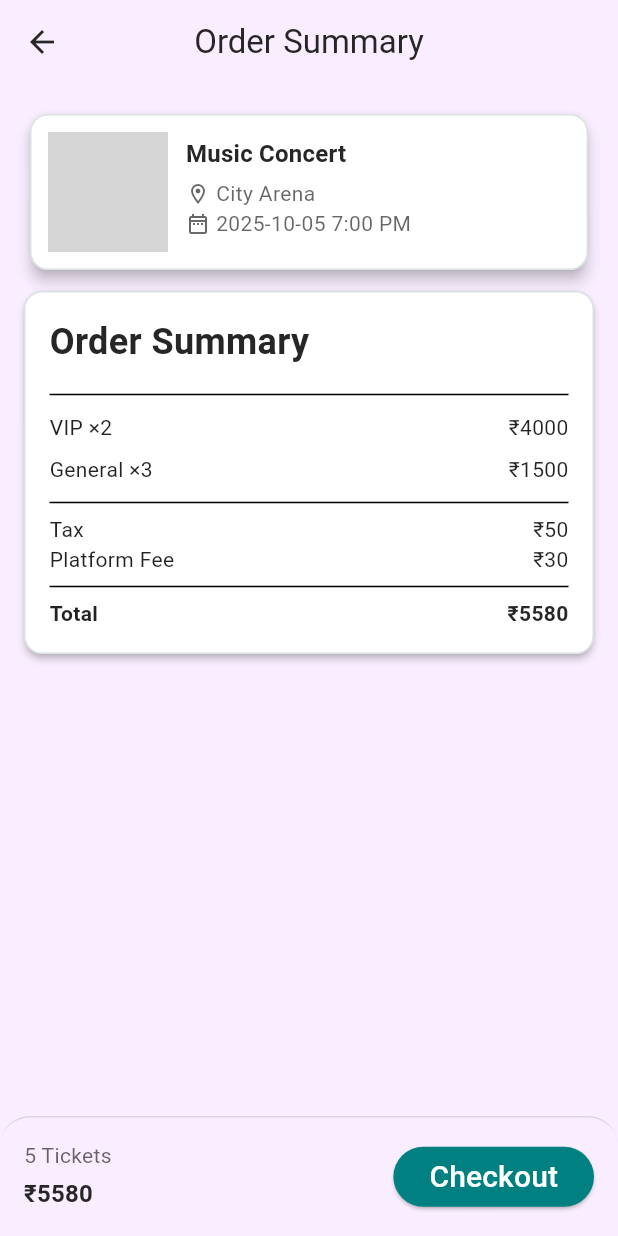
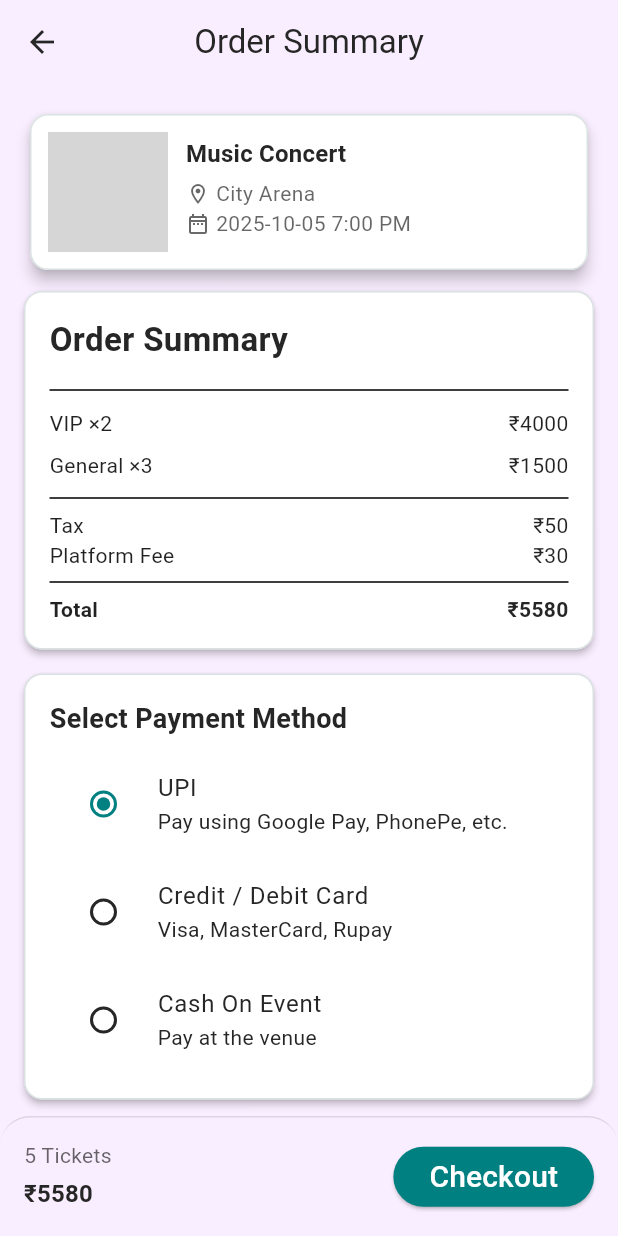
Before and after one commit to Soham-Kataria/events, a Flutter app: the OrderPage screen opened by its route, on a phone screen of 412 x 824 dp. Run offline on Flutter 3.47's test engine with Material 3 defaults, Android fonts, the phone set to English and light mode, and no system bars; network calls fail; grey boxes are pictures that could not be loaded.

Commit message:
Made full Order Summary page and started Profile page

```diff
--- a/frontend/lib/screens/booking/order.dart
+++ b/frontend/lib/screens/booking/order.dart
@@ -5,8 +5,15 @@ import '../../widgets/bottom_bar.dart';
 import '../../models/event_model.dart';
 import '../../widgets/event_card.dart';
 
-class OrderPage extends StatelessWidget {
+class OrderPage extends StatefulWidget {
   const OrderPage({super.key});
+
+  @override
+  State<OrderPage> createState() => _OrderPageState();
+}
+
+class _OrderPageState extends State<OrderPage> {
+  String? selectedPayment = 'upi'; // Default selected option
 
   @override
   Widget build(BuildContext context) {
@@ -16,7 +23,13 @@ class OrderPage extends StatelessWidget {
       title: 'Music Concert',
       location: 'City Arena',
       dateTime: '2025-10-05 7:00 PM',
-      poster: 'https://picsum.photos/400/200?11', genre: '', detailPoster: '', gallery: [], about: '', price: 500, type: '',
+      poster: 'https://picsum.photos/400/200?11',
+      genre: '',
+      detailPoster: '',
+      gallery: [],
+      about: '',
+      price: 500,
+      type: '',
     );
 
     final selectedTickets = {'VIP': 2, 'General': 3};
@@ -27,8 +40,8 @@ class OrderPage extends StatelessWidget {
     selectedTickets.forEach((type, qty) {
       subtotal += (ticketPrices[type] ?? 0) * qty;
     });
-    final tax = 50.0;
-    final platformFee = 30.0;
+    const tax = 50.0;
+    const platformFee = 30.0;
     final total = subtotal + tax + platformFee;
     final totalTickets = selectedTickets.values.fold(0, (a, b) => a + b);
 
@@ -48,7 +61,7 @@ class OrderPage extends StatelessWidget {
         padding: const EdgeInsets.all(16),
         child: Column(
           children: [
-            // Event Card
+            // 🔹 Event Card
             EventCard(
               event: event,
               buttonLabel: '',
@@ -58,14 +71,14 @@ class OrderPage extends StatelessWidget {
             ),
             vSpace(10),
 
-            // Order Summary Container
+            // 🔹 Order Summary Container
             Material(
               elevation: 2,
               borderRadius: BorderRadius.circular(12),
-              child:Container(
+              child: Container(
                 padding: const EdgeInsets.all(16),
                 decoration: BoxDecoration(
-                  color: isDark ? kDarkColor: kWhiteColor,
+                  color: isDark ? kDarkColor : kWhiteColor,
                   borderRadius: BorderRadius.circular(12),
                   border: Border.all(
                       color: isDark ? kGrayColor : kLightColor, width: 1),
@@ -73,16 +86,18 @@ class OrderPage extends StatelessWidget {
                 child: Column(
                   crossAxisAlignment: CrossAxisAlignment.start,
                   children: [
-                    Text("Order Summary",
+                    Text(
+                      "Order Summary",
                       style: TextStyle(
-                        fontSize: 24,
+                        fontSize: 22,
                         fontWeight: FontWeight.bold,
                         color: isDark ? kWhiteColor : kDarkColor,
                       ),
                     ),
                     vSpace(10),
-                  Divider(),
-                  // Tickets list
+                    const Divider(),
+
+                    // 🔸 Ticket Details
                     ...selectedTickets.entries.map((entry) {
                       final type = entry.key;
                       final qty = entry.value;
@@ -92,12 +107,19 @@ class OrderPage extends StatelessWidget {
                         child: Row(
                           mainAxisAlignment: MainAxisAlignment.spaceBetween,
                           children: [
-                            Text("$type ×$qty",
-                                style: TextStyle(
-                                    color: isDark ? Colors.white : Colors.black87)),
-                            Text("₹${price.toStringAsFixed(0)}",
-                                style: TextStyle(
-                                  color: isDark ? Colors.white : Colors.black87)
+                            Text(
+                              "$type ×$qty",
+                              style: TextStyle(
+                                color:
+                                isDark ? Colors.white : Colors.black87,
+                              ),
+                            ),
+                            Text(
+                              "₹${price.toStringAsFixed(0)}",
+                              style: TextStyle(
+                                color:
+                                isDark ? Colors.white : Colors.black87,
+                              ),
                             ),
                           ],
                         ),
@@ -109,10 +131,14 @@ class OrderPage extends StatelessWidget {
                       children: [
                         Text("Tax",
                             style: TextStyle(
-                                color: isDark ? Colors.white : Colors.black87)),
+                                color: isDark
+                                    ? Colors.white
+                                    : Colors.black87)),
                         Text("₹${tax.toStringAsFixed(0)}",
                             style: TextStyle(
-                                color: isDark ? Colors.white : Colors.black87)),
+                                color: isDark
+                                    ? Colors.white
+                                    : Colors.black87)),
                       ],
                     ),
                     Row(
@@ -120,40 +146,114 @@ class OrderPage extends StatelessWidget {
                       children: [
                         Text("Platform Fee",
                             style: TextStyle(
-                                color: isDark ? Colors.white : Colors.black87)),
+                                color: isDark
+                                    ? Colors.white
+                                    : Colors.black87)),
                         Text("₹${platformFee.toStringAsFixed(0)}",
                             style: TextStyle(
-                                color: isDark ? Colors.white : Colors.black87)),
+                                color: isDark
+                                    ? Colors.white
+                                    : Colors.black87)),
                       ],
                     ),
                     const Divider(),
                     Row(
                       mainAxisAlignment: MainAxisAlignment.spaceBetween,
                       children: [
-                        Text("Total",
-                              style: TextStyle(
-                                fontWeight: FontWeight.bold,
-                                color: isDark ? Colors.white : Colors.black87)),
-                        Text("₹${total.toStringAsFixed(0)}",
-                            style: const TextStyle(fontWeight: FontWeight.bold)),
+                        Text(
+                          "Total",
+                          style: TextStyle(
+                            fontWeight: FontWeight.bold,
+                            color:
+                            isDark ? Colors.white : Colors.black87,
+                          ),
+                        ),
+                        Text(
+                          "₹${total.toStringAsFixed(0)}",
+                          style: const TextStyle(
+                              fontWeight: FontWeight.bold),
+                        ),
                       ],
                     ),
                   ],
                 ),
               ),
             ),
-            vSpace(10),
 
+            vSpace(16),
+
+            // 🔹 Payment Options Section
+            Material(
+              elevation: 2,
+              borderRadius: BorderRadius.circular(12),
+              child: Container(
+                padding: const EdgeInsets.all(16),
+                decoration: BoxDecoration(
+                  color: isDark ? kDarkColor : kWhiteColor,
+                  borderRadius: BorderRadius.circular(12),
+                  border: Border.all(
+                    color: isDark ? kGrayColor : kLightColor,
+                    width: 1,
+                  ),
+                ),
+                child: Column(
+                  crossAxisAlignment: CrossAxisAlignment.start,
+                  children: [
+                    Text(
+                      "Select Payment Method",
+                      style: TextStyle(
+                        fontSize: 18,
+                        fontWeight: FontWeight.bold,
+                        color: isDark ? kWhiteColor : kDarkColor,
+                      ),
+                    ),
+                    const SizedBox(height: 8),
+
+                    RadioListTile<String>(
+                      title: const Text("UPI"),
+                      subtitle: const Text("Pay using Google Pay, PhonePe, etc."),
+                      value: 'upi',
+                      groupValue: selectedPayment,
+                      onChanged: (value) =>
+                          setState(() => selectedPayment = value),
+                      activeColor: kPrimaryColor,
+                    ),
+                    RadioListTile<String>(
+                      title: const Text("Credit / Debit Card"),
+                      subtitle: const Text("Visa, MasterCard, Rupay"),
+                      value: 'card',
+                      groupValue: selectedPayment,
+                      onChanged: (value) =>
+                          setState(() => selectedPayment = value),
+                      activeColor: kPrimaryColor,
+                    ),
+                    RadioListTile<String>(
+                      title: const Text("Cash On Event"),
+                      subtitle: const Text("Pay at the venue"),
+                      value: 'cash',
+                      groupValue: selectedPayment,
+                      onChanged: (value) =>
+                          setState(() => selectedPayment = value),
+                      activeColor: kPrimaryColor,
+                    ),
+                  ],
+                ),
+              ),
+            ),
           ],
         ),
       ),
 
+      // 🔹 Bottom Bar
       bottomNavigationBar: CheckoutBottomBar(
         totalTickets: totalTickets,
         totalPrice: total,
         onCheckout: () {
           ScaffoldMessenger.of(context).showSnackBar(
-              const SnackBar(content: Text("Checkout tapped")));
+            SnackBar(
+              content: Text('Payment Method: $selectedPayment'),
+            ),
+          );
         },
       ),
     );
```
